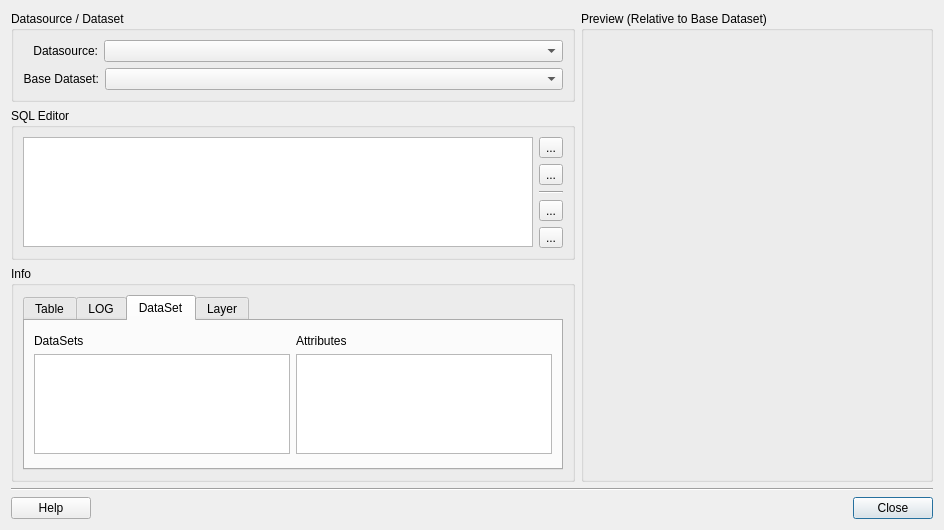
Old version of the form src/terralib/qt/widgets/query/ui/QueryDataSourceDialogForm.ui in the repository claudiobogossian/terralib5.
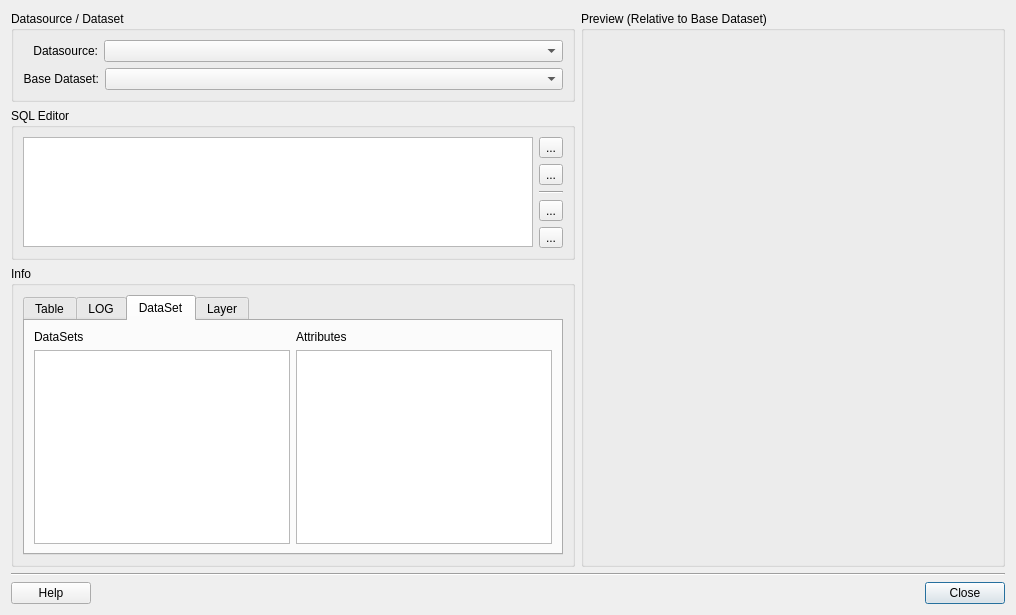
New version of the form. The open tabs and pages were chosen to show the change.

Commit message: interface layout fixed

```diff
--- a/src/terralib/qt/widgets/query/ui/QueryDataSourceDialogForm.ui
+++ b/src/terralib/qt/widgets/query/ui/QueryDataSourceDialogForm.ui
@@ -6,8 +6,8 @@
    <rect>
     <x>0</x>
     <y>0</y>
-    <width>946</width>
-    <height>516</height>
+    <width>1016</width>
+    <height>599</height>
    </rect>
   </property>
   <property name="windowTitle">
@@ -200,12 +200,6 @@
            <layout class="QGridLayout" name="gridLayout_25">
             <item row="0" column="0">
              <widget class="QTabWidget" name="m_tabWidget">
-              <property name="maximumSize">
-               <size>
-                <width>16777215</width>
-                <height>175</height>
-               </size>
-              </property>
               <property name="tabPosition">
                <enum>QTabWidget::North</enum>
               </property>
@@ -240,8 +234,6 @@
                <attribute name="title">
                 <string>DataSet</string>
                </attribute>
-               <layout class="QGridLayout" name="gridLayout_28">
-                <item row="0" column="0">
                  <layout class="QGridLayout" name="gridLayout_7">
                   <item row="0" column="0">
                    <layout class="QGridLayout" name="gridLayout_2">
@@ -266,18 +258,6 @@
                         <verstretch>0</verstretch>
                        </sizepolicy>
                       </property>
-                      <property name="minimumSize">
-                       <size>
-                        <width>0</width>
-                        <height>100</height>
-                       </size>
-                      </property>
-                      <property name="maximumSize">
-                       <size>
-                        <width>16777215</width>
-                        <height>100</height>
-                       </size>
-                      </property>
                      </widget>
                     </item>
                    </layout>
@@ -305,21 +285,7 @@
                         <verstretch>0</verstretch>
                        </sizepolicy>
                       </property>
-                      <property name="minimumSize">
-                       <size>
-                        <width>0</width>
-                        <height>100</height>
-                       </size>
-                      </property>
-                      <property name="maximumSize">
-                       <size>
-                        <width>16777215</width>
-                        <height>100</height>
-                       </size>
-                      </property>
-                     </widget>
-                    </item>
-                   </layout>
+                   </widget>
                   </item>
                  </layout>
                 </item>
@@ -596,14 +562,14 @@
             </property>
             <property name="minimumSize">
              <size>
-              <width>328</width>
-              <height>328</height>
+              <width>400</width>
+              <height>400</height>
              </size>
             </property>
             <property name="maximumSize">
              <size>
-              <width>328</width>
-              <height>328</height>
+              <width>400</width>
+              <height>400</height>
              </size>
             </property>
            </widget>
```
Lines whose indentation alone changed are shown as unchanged. The commit also changes 1 other file.
